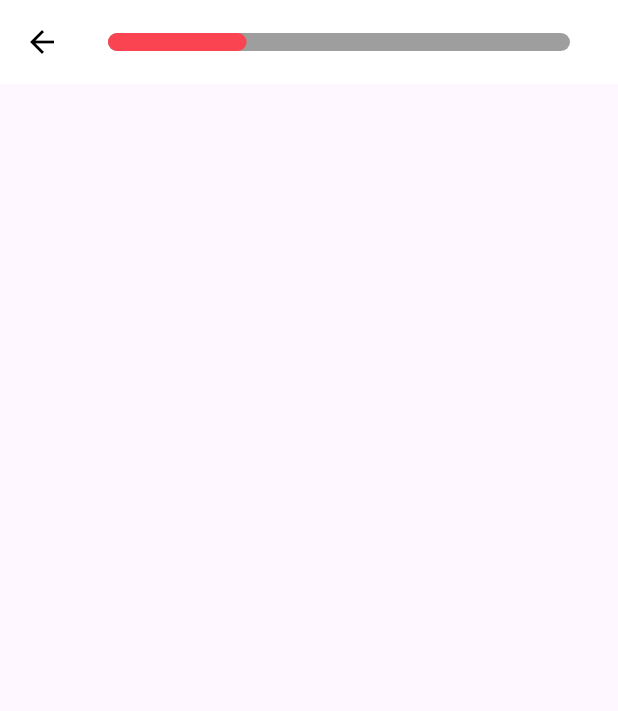
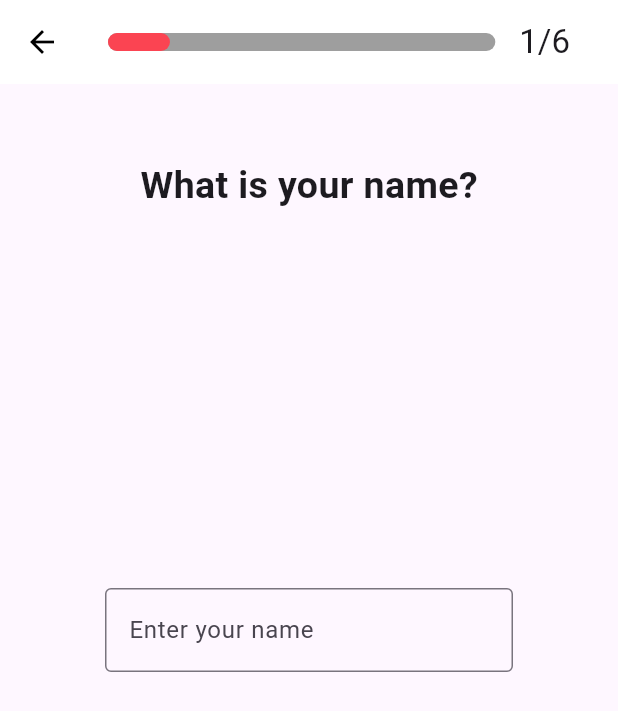
Before and after one commit to Karmoshaar/blood_sugar_app, a Flutter app: the NameSetup screen opened directly, on a phone screen of 412 x 824 dp. Shown: the top 711 px of the screen. Run offline on Flutter 3.47's test engine with Material 3 defaults, Android fonts, the phone set to English and light mode, and no system bars; our stand-ins replace flutter_riverpod, font_awesome_flutter, loading_animation_widget, numberpicker, smooth_page_indicator; missing offline and left inert: dss_cupertino_date_picker.

Commit message:
add this (:

```diff
--- a/lib/AccountSetaup/name_setup.dart
+++ b/lib/AccountSetaup/name_setup.dart
@@ -1,4 +1,5 @@
 import 'package:flutter/material.dart';
+import 'Gender_Setup.dart';
 
 class NameSetup extends StatefulWidget {
   const NameSetup({super.key});
@@ -17,7 +18,9 @@ class _NameSetupState extends State<NameSetup> {
         backgroundColor: Colors.white,
         elevation: 0,
         leading: IconButton(
-          onPressed: () {},
+          onPressed: () {
+            Navigator.pop(context);
+          },
           icon: Icon(Icons.arrow_back, color: Colors.black),
         ),
         title: Padding(
@@ -26,17 +29,58 @@ class _NameSetupState extends State<NameSetup> {
             children: [
               Expanded(
                 child: LinearProgressIndicator(
-                  value: 0.3,
+                  value: 0.16,
                   color: Color.fromARGB(255, 251, 68, 82),
                   backgroundColor: Colors.grey,
                   minHeight: 12,
                   borderRadius: BorderRadius.circular(10),
                 ),
               ),
+              SizedBox(width: 16),
+              Text('1/6'),
             ],
           ),
         ),
       ),
+      body: Column(
+        mainAxisAlignment: MainAxisAlignment.start,
+        crossAxisAlignment: CrossAxisAlignment.center,
+        children: <Widget>[
+          SizedBox(height: 50),
+          Text(
+            'What is your name?',
+            style: TextStyle(fontSize: 25, fontWeight: FontWeight.bold),
+          ),
+          SizedBox(height: 250),
+          Padding(
+            padding: const EdgeInsets.symmetric(horizontal: 70.0),
+            child: TextField(
+              decoration: InputDecoration(
+                border: OutlineInputBorder(),
+                labelText: 'Enter your name',
+              ),
+            ),
+          ),
+          SizedBox(height: 400),
+          ElevatedButton(
+            onPressed: (
+                ) {
+            Navigator.push (context,MaterialPageRoute(builder: (_) => GenderSetup()) );
+            },
+            style: ElevatedButton.styleFrom(
+              backgroundColor: Color.fromARGB(255, 251, 68, 82),
+              padding: EdgeInsets.symmetric(vertical: 16, horizontal: 80),
+              shape: RoundedRectangleBorder(
+                borderRadius: BorderRadius.circular(32),
+              ),
+            ),
+            child: Text(
+              "continue",
+              style: TextStyle(color: Colors.white, fontSize: 18),
+            ),
+          ),
+        ],
+      ),
     );
   }
 }
--- a/pubspec.yaml
+++ b/pubspec.yaml
@@ -37,6 +37,9 @@ dependencies:
   loading_animation_widget: ^1.3.0
   smooth_page_indicator: ^1.2.1
   flutter_riverpod: ^3.0.0-dev.17
+  font_awesome_flutter: ^10.9.1
+  dss_cupertino_date_picker: ^1.0.0
+  numberpicker: ^2.1.2
 
 dev_dependencies:
   flutter_test:
```
Also changed, not shown: lib/AccountSetaup/sign_up_screen.dart (+5 -4 lines), pubspec.lock.
